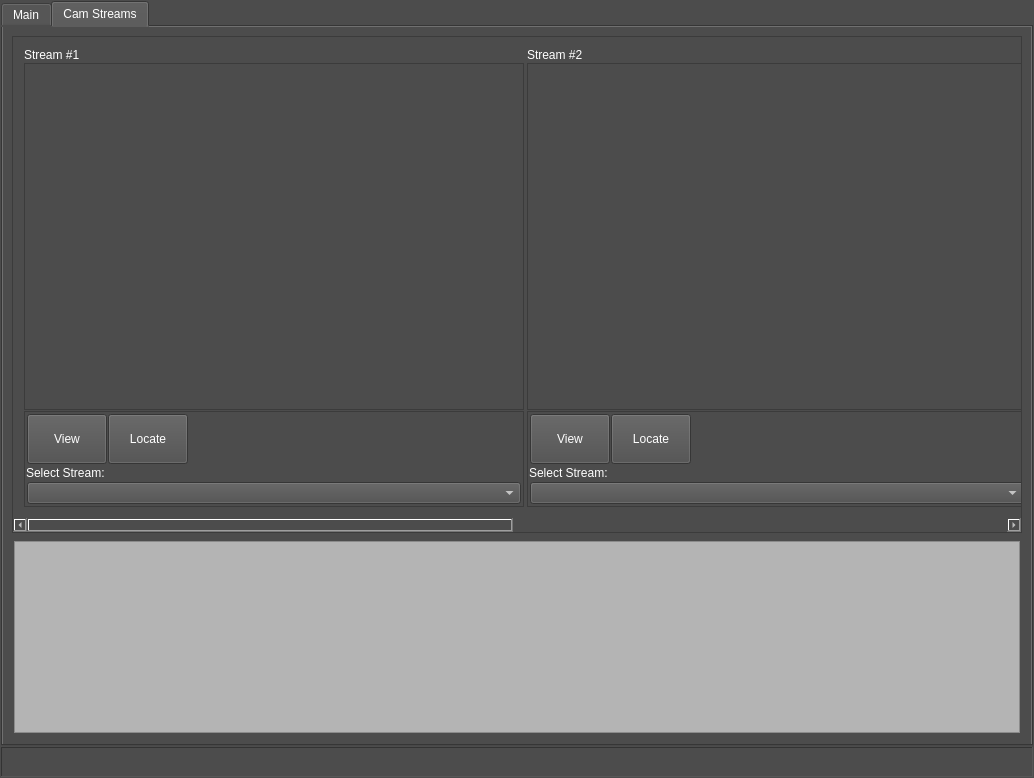
Qt form src/messenger_dialog.ui (jim45002/msg-util) before a commit.
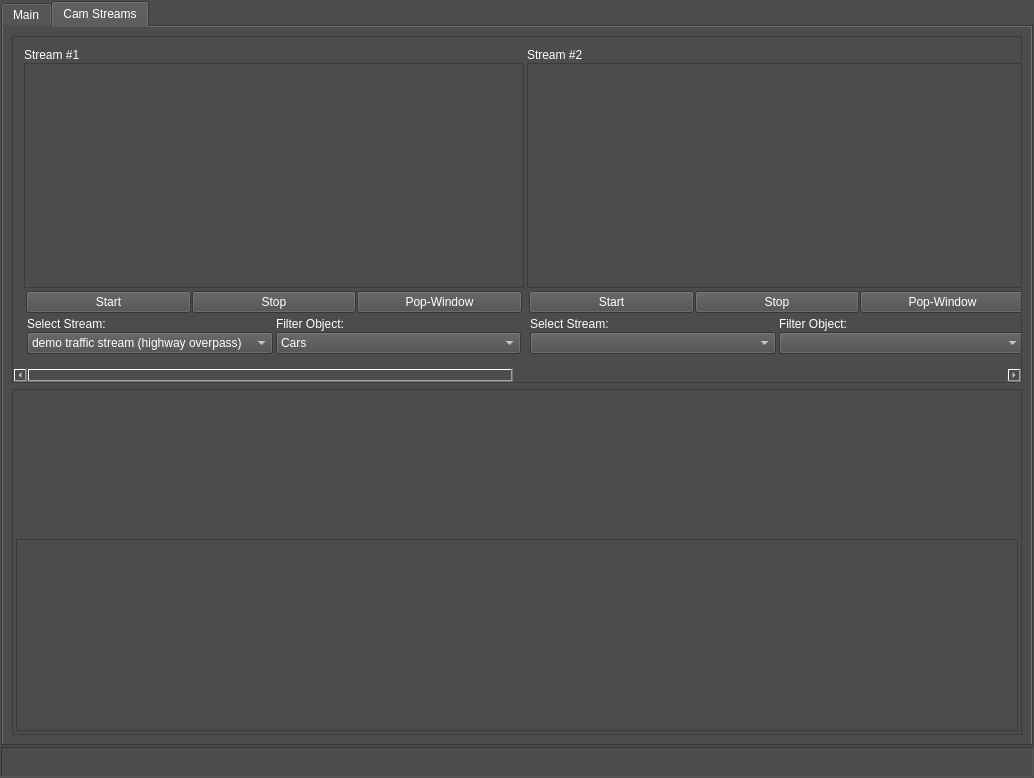
The same form after that commit. The open tabs and pages were chosen to show the change.

Commit message: added object detector, added map widget to streams tab, update readme with new gui image

The edit to the form file:
```diff
--- a/src/messenger_dialog.ui
+++ b/src/messenger_dialog.ui
@@ -2242,7 +2242,7 @@
             <x>0</x>
             <y>0</y>
             <width>2031</width>
-            <height>481</height>
+            <height>331</height>
            </rect>
           </property>
           <layout class="QVBoxLayout" name="verticalLayout_24">
@@ -2330,14 +2330,8 @@
                   </widget>
                  </item>
                  <item>
-                  <widget class="QFrame" name="frame_22">
-                   <property name="frameShape">
-                    <enum>QFrame::StyledPanel</enum>
-                   </property>
-                   <property name="frameShadow">
-                    <enum>QFrame::Raised</enum>
-                   </property>
-                   <layout class="QVBoxLayout" name="verticalLayout_26">
+                  <widget class="QWidget" name="widget_21" native="true">
+                   <layout class="QVBoxLayout" name="verticalLayout_30">
                     <property name="spacing">
                      <number>1</number>
                     </property>
@@ -2354,8 +2348,8 @@
                      <number>1</number>
                     </property>
                     <item>
-                     <widget class="QWidget" name="widget_13" native="true">
-                      <layout class="QHBoxLayout" name="horizontalLayout_16">
+                     <widget class="QWidget" name="widget_15" native="true">
+                      <layout class="QHBoxLayout" name="horizontalLayout_17">
                        <property name="spacing">
                         <number>1</number>
                        </property>
@@ -2373,56 +2367,37 @@
                        </property>
                        <item>
                         <widget class="QPushButton" name="pushButton">
-                         <property name="minimumSize">
-                          <size>
-                           <width>0</width>
-                           <height>50</height>
-                          </size>
+                         <property name="sizePolicy">
+                          <sizepolicy hsizetype="Minimum" vsizetype="Preferred">
+                           <horstretch>0</horstretch>
+                           <verstretch>0</verstretch>
+                          </sizepolicy>
                          </property>
                          <property name="text">
-                          <string>View</string>
+                          <string>Start</string>
+                         </property>
+                        </widget>
+                       </item>
+                       <item>
+                        <widget class="QPushButton" name="pushButton_5">
+                         <property name="text">
+                          <string>Stop</string>
                          </property>
                         </widget>
                        </item>
                        <item>
                         <widget class="QPushButton" name="pushButton_4">
-                         <property name="minimumSize">
-                          <size>
-                           <width>0</width>
-                           <height>50</height>
-                          </size>
-                         </property>
                          <property name="text">
-                          <string>Locate</string>
+                          <string>Pop-Window</string>
                          </property>
                         </widget>
                        </item>
-                       <item>
-                        <spacer name="horizontalSpacer_3">
-                         <property name="orientation">
-                          <enum>Qt::Horizontal</enum>
-                         </property>
-                         <property name="sizeHint" stdset="0">
-                          <size>
-                           <width>40</width>
-                           <height>20</height>
-                          </size>
-                         </property>
-                        </spacer>
-                       </item>
                       </layout>
                      </widget>
                     </item>
                     <item>
-                     <widget class="QLabel" name="label_4">
-                      <property name="text">
-                       <string>Select Stream:</string>
-                      </property>
-                     </widget>
-                    </item>
-                    <item>
-                     <widget class="QWidget" name="widget_14" native="true">
-                      <layout class="QHBoxLayout" name="horizontalLayout_17">
+                     <widget class="QWidget" name="widget_13" native="true">
+                      <layout class="QHBoxLayout" name="horizontalLayout_16">
                        <property name="spacing">
                         <number>1</number>
                        </property>
@@ -2439,7 +2414,78 @@
                         <number>1</number>
                        </property>
                        <item>
-                        <widget class="QComboBox" name="comboBox"/>
+                        <widget class="QWidget" name="widget_14" native="true">
+                         <layout class="QVBoxLayout" name="verticalLayout_34">
+                          <property name="spacing">
+                           <number>1</number>
+                          </property>
+                          <property name="leftMargin">
+                           <number>1</number>
+                          </property>
+                          <property name="topMargin">
+                           <number>1</number>
+                          </property>
+                          <property name="rightMargin">
+                           <number>1</number>
+                          </property>
+                          <property name="bottomMargin">
+                           <number>1</number>
+                          </property>
+                          <item>
+                           <widget class="QLabel" name="label_4">
+                            <property name="text">
+                             <string>Select Stream:</string>
+                            </property>
+                           </widget>
+                          </item>
+                          <item>
+                           <widget class="QComboBox" name="comboBox">
+                            <item>
+                             <property name="text">
+                              <string>demo traffic stream (highway overpass)</string>
+                             </property>
+                            </item>
+                           </widget>
+                          </item>
+                         </layout>
+                        </widget>
+                       </item>
+                       <item>
+                        <widget class="QWidget" name="widget_22" native="true">
+                         <layout class="QVBoxLayout" name="verticalLayout_32">
+                          <property name="spacing">
+                           <number>1</number>
+                          </property>
+                          <property name="leftMargin">
+                           <number>1</number>
+                          </property>
+                          <property name="topMargin">
+                           <number>1</number>
+                          </property>
+                          <property name="rightMargin">
+                           <number>1</number>
+                          </property>
+                          <property name="bottomMargin">
+                           <number>1</number>
+                          </property>
+                          <item>
+                           <widget class="QLabel" name="label_19">
+                            <property name="text">
+                             <string>Filter Object:</string>
+                            </property>
+                           </widget>
+                          </item>
+                          <item>
+                           <widget class="QComboBox" name="comboBox_6">
+                            <item>
+                             <property name="text">
+                              <string>Cars</string>
+                             </property>
+                            </item>
+                           </widget>
+                          </item>
+                         </layout>
+                        </widget>
                        </item>
                       </layout>
                      </widget>
@@ -2498,14 +2544,8 @@
                   </widget>
                  </item>
                  <item>
-                  <widget class="QFrame" name="frame_23">
-                   <property name="frameShape">
-                    <enum>QFrame::StyledPanel</enum>
-                   </property>
-                   <property name="frameShadow">
-                    <enum>QFrame::Raised</enum>
-                   </property>
-                   <layout class="QVBoxLayout" name="verticalLayout_27">
+                  <widget class="QWidget" name="widget_23" native="true">
+                   <layout class="QVBoxLayout" name="verticalLayout_35">
                     <property name="spacing">
                      <number>1</number>
                     </property>
@@ -2522,7 +2562,7 @@
                      <number>1</number>
                     </property>
                     <item>
-                     <widget class="QWidget" name="widget_15" native="true">
+                     <widget class="QWidget" name="widget_16" native="true">
                       <layout class="QHBoxLayout" name="horizontalLayout_18">
                        <property name="spacing">
                         <number>1</number>
@@ -2539,57 +2579,38 @@
                        <property name="bottomMargin">
                         <number>1</number>
                        </property>
-                       <item>
-                        <widget class="QPushButton" name="pushButton_5">
-                         <property name="minimumSize">
-                          <size>
-                           <width>0</width>
-                           <height>50</height>
-                          </size>
-                         </property>
-                         <property name="text">
-                          <string>View</string>
-                         </property>
-                        </widget>
-                       </item>
                        <item>
                         <widget class="QPushButton" name="pushButton_6">
-                         <property name="minimumSize">
-                          <size>
-                           <width>0</width>
-                           <height>50</height>
-                          </size>
+                         <property name="sizePolicy">
+                          <sizepolicy hsizetype="Minimum" vsizetype="Preferred">
+                           <horstretch>0</horstretch>
+                           <verstretch>0</verstretch>
+                          </sizepolicy>
                          </property>
                          <property name="text">
-                          <string>Locate</string>
+                          <string>Start</string>
                          </property>
                         </widget>
                        </item>
                        <item>
-                        <spacer name="horizontalSpacer_4">
-                         <property name="orientation">
-                          <enum>Qt::Horizontal</enum>
+                        <widget class="QPushButton" name="pushButton_7">
+                         <property name="text">
+                          <string>Stop</string>
                          </property>
-                         <property name="sizeHint" stdset="0">
-                          <size>
-                           <width>40</width>
-                           <height>20</height>
-                          </size>
+                        </widget>
+                       </item>
+                       <item>
+                        <widget class="QPushButton" name="pushButton_8">
+                         <property name="text">
+                          <string>Pop-Window</string>
                          </property>
-                        </spacer>
+                        </widget>
                        </item>
                       </layout>
                      </widget>
                     </item>
                     <item>
-                     <widget class="QLabel" name="label_5">
-                      <property name="text">
-                       <string>Select Stream:</string>
-                      </property>
-                     </widget>
-                    </item>
-                    <item>
-                     <widget class="QWidget" name="widget_16" native="true">
+                     <widget class="QWidget" name="widget_17" native="true">
                       <layout class="QHBoxLayout" name="horizontalLayout_19">
                        <property name="spacing">
                         <number>1</number>
@@ -2607,7 +2628,66 @@
                         <number>1</number>
                        </property>
                        <item>
-                        <widget class="QComboBox" name="comboBox_2"/>
+                        <widget class="QWidget" name="widget_18" native="true">
+                         <layout class="QVBoxLayout" name="verticalLayout_36">
+                          <property name="spacing">
+                           <number>1</number>
+                          </property>
+                          <property name="leftMargin">
+                           <number>1</number>
+                          </property>
+                          <property name="topMargin">
+                           <number>1</number>
+                          </property>
+                          <property name="rightMargin">
+                           <number>1</number>
+                          </property>
+                          <property name="bottomMargin">
+                           <number>1</number>
+                          </property>
+                          <item>
+                           <widget class="QLabel" name="label_5">
+                            <property name="text">
+                             <string>Select Stream:</string>
+                            </property>
+                           </widget>
+                          </item>
+                          <item>
+                           <widget class="QComboBox" name="comboBox_2"/>
+                          </item>
+                         </layout>
+                        </widget>
+                       </item>
+                       <item>
+                        <widget class="QWidget" name="widget_24" native="true">
+                         <layout class="QVBoxLayout" name="verticalLayout_37">
+                          <property name="spacing">
+                           <number>1</number>
+                          </property>
+                          <property name="leftMargin">
+                           <number>1</number>
+                          </property>
+                          <property name="topMargin">
+                           <number>1</number>
+                          </property>
+                          <property name="rightMargin">
+                           <number>1</number>
+                          </property>
+                          <property name="bottomMargin">
+                           <number>1</number>
+                          </property>
+                          <item>
+                           <widget class="QLabel" name="label_21">
+                            <property name="text">
+                             <string>Filter Object:</string>
+                            </property>
+                           </widget>
+                          </item>
+                          <item>
+                           <widget class="QComboBox" name="comboBox_8"/>
+                          </item>
+                         </layout>
+                        </widget>
                        </item>
                       </layout>
                      </widget>
@@ -2696,7 +2776,7 @@
                      <number>1</number>
                     </property>
                     <item>
-                     <widget class="QWidget" name="widget_17" native="true">
+                     <widget class="QWidget" name="widget_19" native="true">
                       <layout class="QHBoxLayout" name="horizontalLayout_20">
                        <property name="spacing">
                         <number>1</number>
@@ -2714,28 +2794,22 @@
                         <number>1</number>
                        </property>
                        <item>
-                        <widget class="QPushButton" name="pushButton_7">
-                         <property name="minimumSize">
-                          <size>
-                           <width>0</width>
-                           <height>50</height>
-                          </size>
+                        <widget class="QPushButton" name="pushButton_9">
+                         <property name="sizePolicy">
+                          <sizepolicy hsizetype="Minimum" vsizetype="Preferred">
+                           <horstretch>0</horstretch>
+                           <verstretch>0</verstretch>
+                          </sizepolicy>
                          </property>
                          <property name="text">
-                          <string>View</string>
+                          <string>Start</string>
                          </property>
                         </widget>
                        </item>
                        <item>
-                        <widget class="QPushButton" name="pushButton_8">
-                         <property name="minimumSize">
-                          <size>
-                           <width>0</width>
-                           <height>50</height>
-                          </size>
-                         </property>
+                        <widget class="QPushButton" name="pushButton_10">
                          <property name="text">
-                          <string>Locate</string>
+                          <string>Stop</string>
                          </property>
                         </widget>
                        </item>
@@ -2756,14 +2830,7 @@
                      </widget>
                     </item>
                     <item>
-                     <widget class="QLabel" name="label_16">
-                      <property name="text">
-                       <string>Select Stream:</string>
-                      </property>
-                     </widget>
-                    </item>
-                    <item>
-                     <widget class="QWidget" name="widget_18" native="true">
+                     <widget class="QWidget" name="widget_20" native="true">
                       <layout class="QHBoxLayout" name="horizontalLayout_21">
                        <property name="spacing">
                         <number>1</number>
@@ -2974,70 +3041,117 @@
         </widget>
        </item>
        <item>
-        <widget class="QWidget" name="widget_9" native="true">
-         <layout class="QVBoxLayout" name="verticalLayout_14">
-          <property name="spacing">
-           <number>1</number>
+        <widget class="QScrollArea" name="scrollArea_2">
+         <property name="widgetResizable">
+          <bool>true</bool>
+         </property>
+         <widget class="QWidget" name="scrollAreaWidgetContents_3">
+          <property name="geometry">
+           <rect>
+            <x>0</x>
+            <y>0</y>
+            <width>1008</width>
+            <height>344</height>
+           </rect>
           </property>
-          <property name="leftMargin">
-           <number>1</number>
-          </property>
-          <property name="topMargin">
-           <number>1</number>
-          </property>
-          <property name="rightMargin">
-           <number>1</number>
-          </property>
-          <property name="bottomMargin">
-           <number>1</number>
-          </property>
-          <item>
-           <widget class="QFrame" name="frame_12">
-            <property name="sizePolicy">
-             <sizepolicy hsizetype="Expanding" vsizetype="Minimum">
-              <horstretch>0</horstretch>
-              <verstretch>0</verstretch>
-             </sizepolicy>
-            </property>
-            <property name="frameShape">
-             <enum>QFrame::NoFrame</enum>
-            </property>
-            <property name="frameShadow">
-             <enum>QFrame::Raised</enum>
-            </property>
-            <layout class="QHBoxLayout" name="horizontalLayout_11">
-             <property name="spacing">
-              <number>1</number>
+          <layout class="QVBoxLayout" name="verticalLayout_27">
+           <property name="spacing">
+            <number>1</number>
+           </property>
+           <property name="leftMargin">
+            <number>1</number>
+           </property>
+           <property name="topMargin">
+            <number>1</number>
+           </property>
+           <property name="rightMargin">
+            <number>1</number>
+           </property>
+           <property name="bottomMargin">
+            <number>1</number>
+           </property>
+           <item>
+            <widget class="QWidget" name="widget_9" native="true">
+             <property name="sizePolicy">
+              <sizepolicy hsizetype="Expanding" vsizetype="Expanding">
+               <horstretch>0</horstretch>
+               <verstretch>0</verstretch>
+              </sizepolicy>
              </property>
-             <property name="leftMargin">
-              <number>1</number>
-             </property>
-             <property name="topMargin">
-              <number>1</number>
-             </property>
-             <property name="rightMargin">
-              <number>1</number>
-             </property>
-             <property name="bottomMargin">
-              <number>1</number>
-             </property>
-             <item>
-              <widget class="QListWidget" name="listWidget_2">
-               <property name="sizePolicy">
-                <sizepolicy hsizetype="Expanding" vsizetype="Preferred">
-                 <horstretch>0</horstretch>
-                 <verstretch>0</verstretch>
-                </sizepolicy>
-               </property>
-               <property name="styleSheet">
-                <string notr="true">background-color: rgb(180, 180, 180);</string>
-               </property>
-              </widget>
-             </item>
-            </layout>
-           </widget>
-          </item>
-         </layout>
+             <layout class="QVBoxLayout" name="verticalLayout_14">
+              <property name="spacing">
+               <number>1</number>
+              </property>
+              <property name="leftMargin">
+               <number>1</number>
+              </property>
+              <property name="topMargin">
+               <number>1</number>
+              </property>
+              <property name="rightMargin">
+               <number>1</number>
+              </property>
+              <property name="bottomMargin">
+               <number>1</number>
+              </property>
+              <item>
+               <widget class="QFrame" name="frame_12">
+                <property name="sizePolicy">
+                 <sizepolicy hsizetype="Expanding" vsizetype="Minimum">
+                  <horstretch>0</horstretch>
+                  <verstretch>0</verstretch>
+                 </sizepolicy>
+                </property>
+                <property name="frameShape">
+                 <enum>QFrame::NoFrame</enum>
+                </property>
+                <property name="frameShadow">
+                 <enum>QFrame::Raised</enum>
+                </property>
+                <layout class="QVBoxLayout" name="verticalLayout_26">
+                 <property name="spacing">
+                  <number>1</number>
+                 </property>
+                 <property name="leftMargin">
+                  <number>1</number>
+                 </property>
+                 <property name="topMargin">
+                  <number>1</number>
+                 </property>
+                 <property name="rightMargin">
+                  <number>1</number>
+                 </property>
+                 <property name="bottomMargin">
+                  <number>1</number>
+                 </property>
+                 <item>
+                  <widget class="QWidget" name="streams_map_widget" native="true">
+                   <property name="sizePolicy">
+                    <sizepolicy hsizetype="Expanding" vsizetype="Expanding">
+                     <horstretch>0</horstretch>
+                     <verstretch>0</verstretch>
+                    </sizepolicy>
+                   </property>
+                  </widget>
+                 </item>
+                 <item>
+                  <widget class="QListWidget" name="listWidget_2">
+                   <property name="sizePolicy">
+                    <sizepolicy hsizetype="Expanding" vsizetype="Preferred">
+                     <horstretch>0</horstretch>
+                     <verstretch>0</verstretch>
+                    </sizepolicy>
+                   </property>
+                  </widget>
+                 </item>
+                </layout>
+               </widget>
+              </item>
+             </layout>
+            </widget>
+           </item>
+          </layout>
+         </widget>
         </widget>
        </item>
       </layout>
```
Left out of the diff: 205 changed lines with no effect on the pictures. The commit also changes 17 other files.
